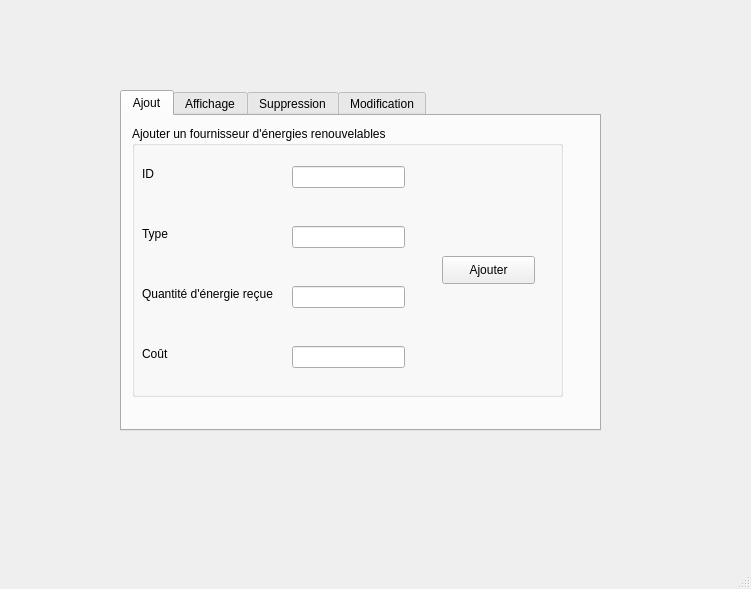
Old version of the form mainwindow.ui in the repository KarimBenSalah15/2A14_smart_electric_charging_station.
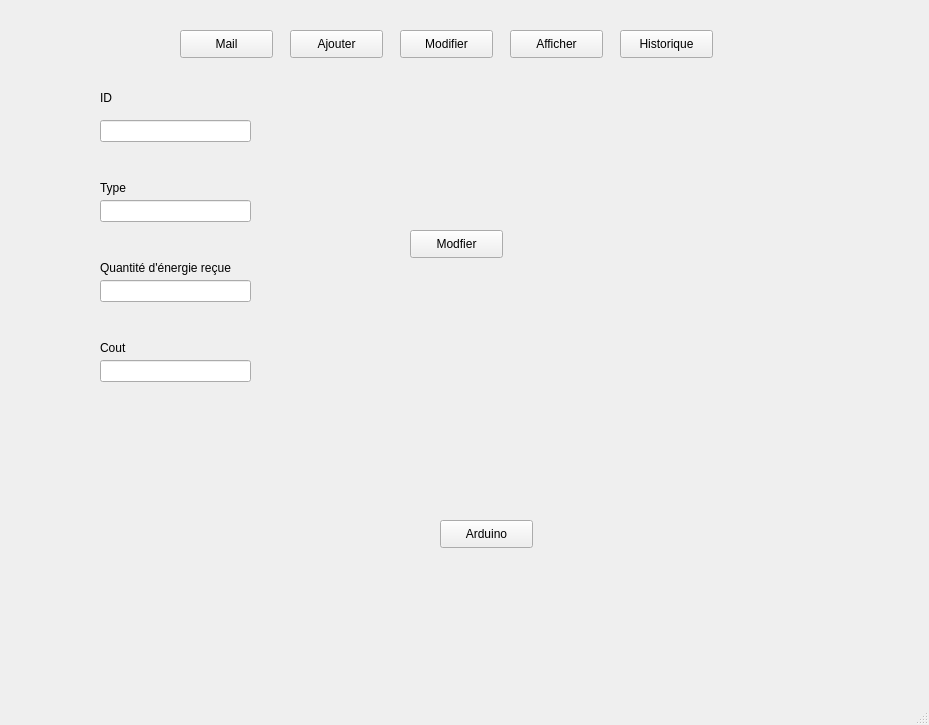
New version of the form. The open tabs and pages were chosen to show the change.

Commit message: arduino + metiers

The edit to the form file:
```diff
--- a/mainwindow.ui
+++ b/mainwindow.ui
@@ -6,8 +6,8 @@
    <rect>
     <x>0</x>
     <y>0</y>
-    <width>751</width>
-    <height>589</height>
+    <width>929</width>
+    <height>725</height>
    </rect>
   </property>
   <property name="windowTitle">
@@ -30,188 +30,191 @@
 }</string>
   </property>
   <widget class="QWidget" name="centralwidget">
-   <widget class="QTabWidget" name="tabWidget">
+   <widget class="QStackedWidget" name="stackedWidget">
     <property name="geometry">
      <rect>
-      <x>120</x>
-      <y>90</y>
-      <width>481</width>
-      <height>341</height>
+      <x>30</x>
+      <y>50</y>
+      <width>871</width>
+      <height>641</height>
      </rect>
     </property>
     <property name="currentIndex">
-     <number>1</number>
+     <number>5</number>
     </property>
-    <widget class="QWidget" name="tab">
-     <attribute name="title">
-      <string>Ajout</string>
-     </attribute>
-     <widget class="QGroupBox" name="groupBox">
+    <widget class="QWidget" name="pageajouter">
+     <widget class="QLabel" name="label">
       <property name="geometry">
        <rect>
-        <x>10</x>
-        <y>10</y>
-        <width>431</width>
-        <height>271</height>
+        <x>70</x>
+        <y>40</y>
+        <width>56</width>
+        <height>16</height>
        </rect>
       </property>
-      <property name="title">
-       <string>Ajouter un fournisseur d'énergies renouvelables</string>
+      <property name="text">
+       <string>ID</string>
       </property>
-      <widget class="QLabel" name="label">
-       <property name="geometry">
-        <rect>
-         <x>10</x>
-         <y>40</y>
-         <width>56</width>
-         <height>16</height>
-        </rect>
-       </property>
-       <property name="text">
-        <string>ID</string>
-       </property>
-      </widget>
-      <widget class="QLabel" name="label_2">
-       <property name="geometry">
-        <rect>
-         <x>10</x>
-         <y>100</y>
-         <width>56</width>
-         <height>16</height>
-        </rect>
-       </property>
-       <property name="text">
-        <string>Type</string>
-       </property>
-      </widget>
-      <widget class="QLabel" name="label_3">
-       <property name="geometry">
-        <rect>
-         <x>10</x>
-         <y>160</y>
-         <width>141</width>
-         <height>16</height>
-        </rect>
-       </property>
-       <property name="text">
-        <string>Quantité d'énergie reçue</string>
-       </property>
-      </widget>
-      <widget class="QLineEdit" name="le_id">
-       <property name="geometry">
-        <rect>
-         <x>160</x>
-         <y>40</y>
-         <width>113</width>
-         <height>22</height>
-        </rect>
-       </property>
-      </widget>
-      <widget class="QLineEdit" name="le_type">
-       <property name="geometry">
-        <rect>
-         <x>160</x>
-         <y>100</y>
-         <width>113</width>
-         <height>22</height>
-        </rect>
-       </property>
-      </widget>
-      <widget class="QLineEdit" name="le_qer">
-       <property name="geometry">
-        <rect>
-         <x>160</x>
-         <y>160</y>
-         <width>113</width>
-         <height>22</height>
-        </rect>
-       </property>
-      </widget>
-      <widget class="QPushButton" name="pb_ajouter">
-       <property name="geometry">
-        <rect>
-         <x>310</x>
-         <y>130</y>
-         <width>93</width>
-         <height>28</height>
-        </rect>
-       </property>
-       <property name="text">
-        <string>Ajouter</string>
-       </property>
-      </widget>
-      <widget class="QLabel" name="label_4">
-       <property name="geometry">
-        <rect>
-         <x>10</x>
-         <y>220</y>
-         <width>56</width>
-         <height>16</height>
-        </rect>
-       </property>
-       <property name="text">
-        <string>Coût</string>
-       </property>
-      </widget>
-      <widget class="QLineEdit" name="le_cout">
-       <property name="geometry">
-        <rect>
-         <x>160</x>
-         <y>220</y>
-         <width>113</width>
-         <height>22</height>
-        </rect>
-       </property>
-      </widget>
      </widget>
+     <widget class="QLineEdit" name="le_id">
+      <property name="geometry">
+       <rect>
+        <x>70</x>
+        <y>70</y>
+        <width>151</width>
+        <height>22</height>
+       </rect>
+      </property>
+     </widget>
+     <widget class="QLabel" name="label_2">
+      <property name="geometry">
+       <rect>
+        <x>70</x>
+        <y>130</y>
+        <width>56</width>
+        <height>16</height>
+       </rect>
+      </property>
+      <property name="text">
+       <string>Type</string>
+      </property>
+     </widget>
+     <widget class="QLineEdit" name="le_type">
+      <property name="geometry">
+       <rect>
+        <x>70</x>
+        <y>150</y>
+        <width>151</width>
+        <height>22</height>
+       </rect>
+      </property>
+     </widget>
+     <widget class="QLineEdit" name="le_qer">
+      <property name="geometry">
+       <rect>
+        <x>70</x>
+        <y>230</y>
+        <width>151</width>
+        <height>22</height>
+       </rect>
+      </property>
+     </widget>
+     <widget class="QLineEdit" name="le_cout">
+      <property name="geometry">
+       <rect>
+        <x>70</x>
+        <y>310</y>
+        <width>151</width>
+        <height>22</height>
+       </rect>
+      </property>
+     </widget>
+     <widget class="QLabel" name="label_3">
+      <property name="geometry">
+       <rect>
+        <x>70</x>
+        <y>210</y>
+        <width>151</width>
+        <height>16</height>
+       </rect>
+      </property>
+      <property name="text">
+       <string>Quantité d'énergie reçue</string>
+      </property>
+     </widget>
+     <widget class="QLabel" name="label_4">
+      <property name="geometry">
+       <rect>
+        <x>70</x>
+        <y>290</y>
+        <width>56</width>
+        <height>16</height>
+       </rect>
+      </property>
+      <property name="text">
+       <string>Cout</string>
+      </property>
+     </widget>
+     <widget class="QPushButton" name="pb_ajouter">
+      <property name="geometry">
+       <rect>
+        <x>380</x>
+        <y>180</y>
+        <width>93</width>
+        <height>28</height>
+       </rect>
+      </property>
+      <property name="text">
+       <string>Ajouter</string>
+      </property>
+     </widget>
     </widget>
-    <widget class="QWidget" name="tab_2">
-     <attribute name="title">
-      <string>Affichage</string>
-     </attribute>
-     <widget class="QTableView" name="tab_fournisseur">
+    <widget class="QWidget" name="page">
+     <widget class="QTableView" name="tableView_2">
       <property name="geometry">
        <rect>
-        <x>20</x>
-        <y>20</y>
-        <width>441</width>
-        <height>281</height>
+        <x>50</x>
+        <y>30</y>
+        <width>471</width>
+        <height>321</height>
        </rect>
       </property>
      </widget>
     </widget>
-    <widget class="QWidget" name="tab_3">
-     <attribute name="title">
-      <string>Suppression</string>
-     </attribute>
-     <widget class="QLabel" name="label_5">
+    <widget class="QWidget" name="pageaccueil">
+     <widget class="QLineEdit" name="lineEdit_stat">
       <property name="geometry">
        <rect>
-        <x>25</x>
-        <y>140</y>
-        <width>71</width>
-        <height>20</height>
+        <x>70</x>
+        <y>100</y>
+        <width>411</width>
+        <height>251</height>
        </rect>
       </property>
+     </widget>
+     <widget class="QPushButton" name="BTn_refresh">
+      <property name="geometry">
+       <rect>
+        <x>70</x>
+        <y>60</y>
+        <width>93</width>
+        <height>28</height>
+       </rect>
+      </property>
       <property name="text">
-       <string>Identifiant</string>
+       <string>Rafraichir</string>
       </property>
      </widget>
-     <widget class="QLineEdit" name="le_id_supp">
+    </widget>
+    <widget class="QWidget" name="pageaffichage">
+     <widget class="QLabel" name="label_9">
       <property name="geometry">
        <rect>
-        <x>120</x>
-        <y>140</y>
+        <x>50</x>
+        <y>320</y>
+        <width>121</width>
+        <height>16</height>
+       </rect>
+      </property>
+      <property name="text">
+       <string>Recherche</string>
+      </property>
+     </widget>
+     <widget class="QLineEdit" name="recherche">
+      <property name="geometry">
+       <rect>
+        <x>50</x>
+        <y>340</y>
         <width>113</width>
         <height>22</height>
        </rect>
       </property>
      </widget>
-     <widget class="QPushButton" name="pb_supp">
+     <widget class="QPushButton" name="le_id_supp">
       <property name="geometry">
        <rect>
-        <x>310</x>
-        <y>140</y>
+        <x>430</x>
+        <y>340</y>
         <width>93</width>
         <height>28</height>
        </rect>
@@ -220,130 +223,387 @@
        <string>Supprimer</string>
       </property>
      </widget>
+     <widget class="QTableView" name="tableView">
+      <property name="geometry">
+       <rect>
+        <x>20</x>
+        <y>50</y>
+        <width>511</width>
+        <height>251</height>
+       </rect>
+      </property>
+     </widget>
+     <widget class="QComboBox" name="comboBox_tri">
+      <property name="geometry">
+       <rect>
+        <x>210</x>
+        <y>340</y>
+        <width>131</width>
+        <height>22</height>
+       </rect>
+      </property>
+     </widget>
+     <widget class="QPushButton" name="pushButton">
+      <property name="geometry">
+       <rect>
+        <x>430</x>
+        <y>310</y>
+        <width>93</width>
+        <height>28</height>
+       </rect>
+      </property>
+      <property name="text">
+       <string>PDF</string>
+      </property>
+     </widget>
+     <widget class="QPushButton" name="pushButton_2">
+      <property name="geometry">
+       <rect>
+        <x>370</x>
+        <y>340</y>
+        <width>51</width>
+        <height>28</height>
+       </rect>
+      </property>
+      <property name="text">
+       <string>Stats</string>
+      </property>
+     </widget>
     </widget>
-    <widget class="QWidget" name="tab_4">
-     <attribute name="title">
-      <string>Modification</string>
-     </attribute>
-     <widget class="QGroupBox" name="groupBox_2">
+    <widget class="QWidget" name="page_2">
+     <widget class="QFrame" name="mailframe">
       <property name="geometry">
        <rect>
-        <x>10</x>
-        <y>10</y>
-        <width>431</width>
-        <height>271</height>
+        <x>70</x>
+        <y>40</y>
+        <width>741</width>
+        <height>551</height>
        </rect>
       </property>
-      <property name="title">
-       <string>Modifier les informations d'un fournisseur d'énergies renouvelables</string>
+      <property name="styleSheet">
+       <string notr="true"/>
       </property>
-      <widget class="QLabel" name="label_6">
+      <property name="frameShape">
+       <enum>QFrame::StyledPanel</enum>
+      </property>
+      <property name="frameShadow">
+       <enum>QFrame::Raised</enum>
+      </property>
+      <widget class="QLineEdit" name="rcpt_2">
        <property name="geometry">
         <rect>
-         <x>10</x>
-         <y>40</y>
-         <width>56</width>
-         <height>16</height>
+         <x>8</x>
+         <y>60</y>
+         <width>491</width>
+         <height>21</height>
         </rect>
        </property>
-       <property name="text">
-        <string>ID</string>
+       <property name="styleSheet">
+        <string notr="true">background-color: rgb(255, 255, 255);
+font: 10pt &quot;Mongolian Baiti&quot;;</string>
        </property>
-      </widget>
-      <widget class="QLabel" name="label_7">
-       <property name="geometry">
-        <rect>
-         <x>10</x>
-         <y>100</y>
-         <width>56</width>
-         <height>16</height>
-        </rect>
+       <property name="placeholderText">
+        <string>Destinataire</string>
        </property>
-       <property name="text">
-        <string>Type</string>
-       </property>
       </widget>
-      <widget class="QLabel" name="label_8">
+      <widget class="QTextEdit" name="msg_2">
        <property name="geometry">
         <rect>
-         <x>10</x>
-         <y>160</y>
-         <width>141</width>
-         <height>16</height>
+         <x>8</x>
+         <y>166</y>
+         <width>651</width>
+         <height>291</height>
         </rect>
        </property>
-       <property name="text">
-        <string>Quantité d'énergie reçue</string>
+       <property name="styleSheet">
+        <string notr="true"/>
        </property>
-      </widget>
-      <widget class="QLineEdit" name="le_id_2">
-       <property name="geometry">
-        <rect>
-         <x>160</x>
-         <y>40</y>
-         <width>113</width>
-         <height>22</height>
-        </rect>
+       <property name="placeholderText">
+        <string>Veuillez écrire votre message ici</string>
        </property>
       </widget>
-      <widget class="QLineEdit" name="le_type_2">
+      <widget class="QLineEdit" name="file_2">
        <property name="geometry">
         <rect>
-         <x>160</x>
-         <y>100</y>
-         <width>113</width>
-         <height>22</height>
-        </rect>
-       </property>
-      </widget>
-      <widget class="QLineEdit" name="le_qer_2">
-       <property name="geometry">
-        <rect>
-         <x>160</x>
-         <y>160</y>
-         <width>113</width>
-         <height>22</height>
-        </rect>
-       </property>
-      </widget>
-      <widget class="QPushButton" name="pb_modifier">
-       <property name="geometry">
-        <rect>
-         <x>310</x>
+         <x>8</x>
          <y>130</y>
-         <width>93</width>
-         <height>28</height>
+         <width>571</width>
+         <height>23</height>
         </rect>
        </property>
-       <property name="text">
-        <string>Modifier</string>
+       <property name="styleSheet">
+        <string notr="true">background-color: rgb(255, 255, 255);
+font: 10pt &quot;Mongolian Baiti&quot;;</string>
+       </property>
+       <property name="placeholderText">
+        <string>Pièces jointes</string>
        </property>
       </widget>
-      <widget class="QLabel" name="label_9">
+      <widget class="QLineEdit" name="subject_2">
        <property name="geometry">
         <rect>
-         <x>10</x>
-         <y>220</y>
-         <width>56</width>
+         <x>8</x>
+         <y>94</y>
+         <width>651</width>
          <height>16</height>
         </rect>
        </property>
+       <property name="styleSheet">
+        <string notr="true">background-color: rgb(255, 255, 255);
+font: 10pt &quot;Mongolian Baiti&quot;;</string>
+       </property>
+       <property name="placeholderText">
+        <string>Sujet</string>
+       </property>
+      </widget>
+      <widget class="QPushButton" name="browseBtn_2">
+       <property name="geometry">
+        <rect>
+         <x>585</x>
+         <y>129</y>
+         <width>75</width>
+         <height>24</height>
+        </rect>
+       </property>
+       <property name="styleSheet">
+        <string notr="true">background-color: rgb(255, 255, 255);
+font: 9pt &quot;Mongolian Baiti&quot;;</string>
+       </property>
        <property name="text">
-        <string>Coût</string>
+        <string>Parcourir</string>
        </property>
       </widget>
-      <widget class="QLineEdit" name="le_cout_2">
+      <widget class="QLineEdit" name="mail_pass_2">
        <property name="geometry">
         <rect>
-         <x>160</x>
-         <y>220</y>
-         <width>113</width>
-         <height>22</height>
+         <x>520</x>
+         <y>60</y>
+         <width>141</width>
+         <height>20</height>
         </rect>
        </property>
+       <property name="styleSheet">
+        <string notr="true">background-color: rgb(255, 255, 255);
+font: 9pt &quot;Mongolian Baiti&quot;;</string>
+       </property>
+       <property name="echoMode">
+        <enum>QLineEdit::Password</enum>
+       </property>
+       <property name="placeholderText">
+        <string>Mot de passe</string>
+       </property>
       </widget>
+      <widget class="QPushButton" name="sendBtn_2">
+       <property name="geometry">
+        <rect>
+         <x>50</x>
+         <y>490</y>
+         <width>561</width>
+         <height>23</height>
+        </rect>
+       </property>
+       <property name="styleSheet">
+        <string notr="true">QPushButton{
+font: 9pt &quot;Mongolian Baiti&quot;;
+background-color: rgb(255, 255, 255);
+
+}
+QPushButton:hover
+{
+	background-color: rgb(211, 211, 211);
+}</string>
+       </property>
+       <property name="text">
+        <string>Envoyer</string>
+       </property>
+      </widget>
      </widget>
     </widget>
+    <widget class="QWidget" name="pagemodifer">
+     <widget class="QLabel" name="label_5">
+      <property name="geometry">
+       <rect>
+        <x>70</x>
+        <y>210</y>
+        <width>151</width>
+        <height>16</height>
+       </rect>
+      </property>
+      <property name="text">
+       <string>Quantité d'énergie reçue</string>
+      </property>
+     </widget>
+     <widget class="QLabel" name="label_6">
+      <property name="geometry">
+       <rect>
+        <x>70</x>
+        <y>130</y>
+        <width>56</width>
+        <height>16</height>
+       </rect>
+      </property>
+      <property name="text">
+       <string>Type</string>
+      </property>
+     </widget>
+     <widget class="QLineEdit" name="le_cout_2">
+      <property name="geometry">
+       <rect>
+        <x>70</x>
+        <y>310</y>
+        <width>151</width>
+        <height>22</height>
+       </rect>
+      </property>
+     </widget>
+     <widget class="QLineEdit" name="le_type_2">
+      <property name="geometry">
+       <rect>
+        <x>70</x>
+        <y>150</y>
+        <width>151</width>
+        <height>22</height>
+       </rect>
+      </property>
+     </widget>
+     <widget class="QLineEdit" name="le_qer_2">
+      <property name="geometry">
+       <rect>
+        <x>70</x>
+        <y>230</y>
+        <width>151</width>
+        <height>22</height>
+       </rect>
+      </property>
+     </widget>
+     <widget class="QLabel" name="label_7">
+      <property name="geometry">
+       <rect>
+        <x>70</x>
+        <y>40</y>
+        <width>56</width>
+        <height>16</height>
+       </rect>
+      </property>
+      <property name="text">
+       <string>ID</string>
+      </property>
+     </widget>
+     <widget class="QLineEdit" name="le_id_2">
+      <property name="geometry">
+       <rect>
+        <x>70</x>
+        <y>70</y>
+        <width>151</width>
+        <height>22</height>
+       </rect>
+      </property>
+     </widget>
+     <widget class="QLabel" name="label_8">
+      <property name="geometry">
+       <rect>
+        <x>70</x>
+        <y>290</y>
+        <width>56</width>
+        <height>16</height>
+       </rect>
+      </property>
+      <property name="text">
+       <string>Cout</string>
+      </property>
+     </widget>
+     <widget class="QPushButton" name="pb_modifier">
+      <property name="geometry">
+       <rect>
+        <x>380</x>
+        <y>180</y>
+        <width>93</width>
+        <height>28</height>
+       </rect>
+      </property>
+      <property name="text">
+       <string>Modfier</string>
+      </property>
+     </widget>
+     <widget class="QPushButton" name="onArduino">
+      <property name="geometry">
+       <rect>
+        <x>410</x>
+        <y>470</y>
+        <width>93</width>
+        <height>28</height>
+       </rect>
+      </property>
+      <property name="text">
+       <string>Arduino</string>
+      </property>
+     </widget>
+    </widget>
+   </widget>
+   <widget class="QPushButton" name="afficher_4">
+    <property name="geometry">
+     <rect>
+      <x>510</x>
+      <y>30</y>
+      <width>93</width>
+      <height>28</height>
+     </rect>
+    </property>
+    <property name="text">
+     <string>Afficher</string>
+    </property>
+   </widget>
+   <widget class="QPushButton" name="ajouter_4">
+    <property name="geometry">
+     <rect>
+      <x>290</x>
+      <y>30</y>
+      <width>93</width>
+      <height>28</height>
+     </rect>
+    </property>
+    <property name="text">
+     <string>Ajouter</string>
+    </property>
+   </widget>
+   <widget class="QPushButton" name="modifier_4">
+    <property name="geometry">
+     <rect>
+      <x>400</x>
+      <y>30</y>
+      <width>93</width>
+      <height>28</height>
+     </rect>
+    </property>
+    <property name="text">
+     <string>Modifier</string>
+    </property>
+   </widget>
+   <widget class="QPushButton" name="pushButton_3">
+    <property name="geometry">
+     <rect>
+      <x>620</x>
+      <y>30</y>
+      <width>93</width>
+      <height>28</height>
+     </rect>
+    </property>
+    <property name="text">
+     <string>Historique</string>
+    </property>
+   </widget>
+   <widget class="QPushButton" name="pushButton_4">
+    <property name="geometry">
+     <rect>
+      <x>180</x>
+      <y>30</y>
+      <width>93</width>
+      <height>28</height>
+     </rect>
+    </property>
+    <property name="text">
+     <string>Mail</string>
+    </property>
    </widget>
   </widget>
   <widget class="QMenuBar" name="menubar">
@@ -351,7 +611,7 @@
     <rect>
      <x>0</x>
      <y>0</y>
-     <width>751</width>
+     <width>929</width>
      <height>26</height>
     </rect>
    </property>
```
The commit also changes 12 other files.
